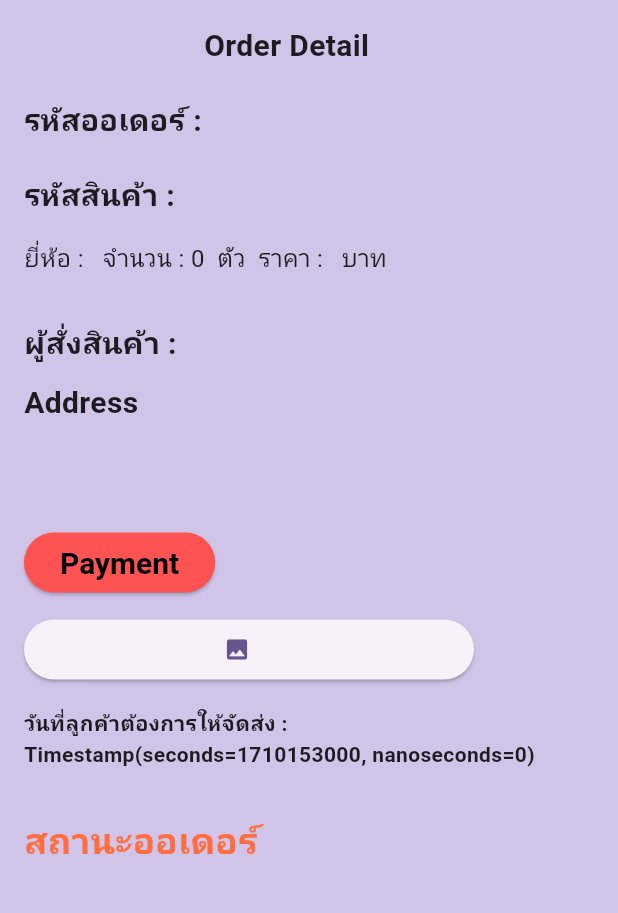
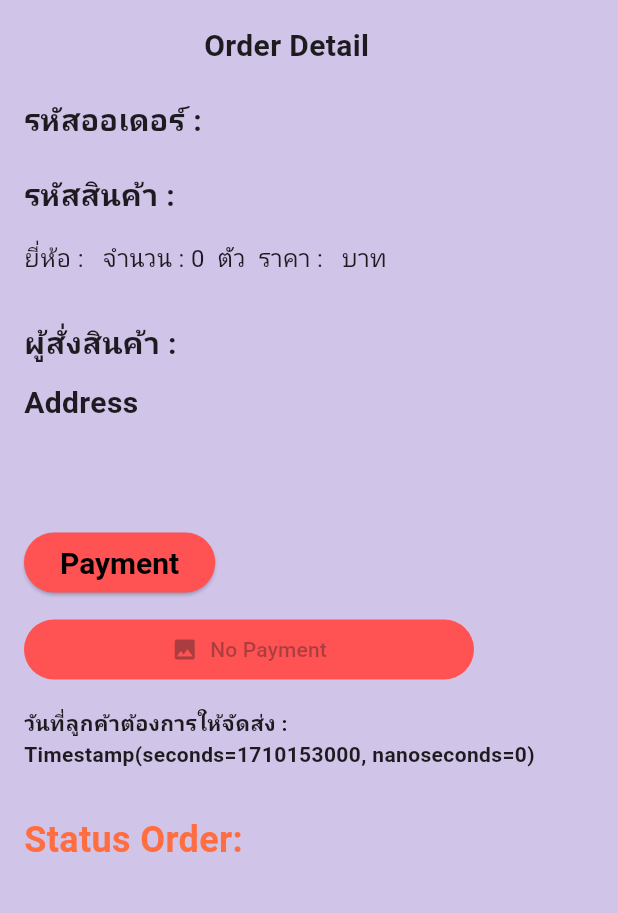
Before and after one commit to Knabi123/Industry_Move, a Flutter app: the Orderdetail screen opened directly with empty values, on a phone screen of 412 x 824 dp, the part 84-997 px from its top. Run offline on Flutter 3.47's test engine with Material 3 defaults, Android fonts, the phone set to English and light mode, and no system bars; our stand-ins replace cloud_firestore, curved_navigation_bar, firebase_auth, firebase_core, firebase_storage, get and 2 more; missing offline and left inert: flutter_facebook_auth; accounts and stored records are empty.

Commit message:
Slipรูปขึ้นละอะไอโง่ฟิคค่าหาแม่มึงหรอ

```diff
--- a/lib/src/orderdetail.dart
+++ b/lib/src/orderdetail.dart
@@ -155,14 +155,30 @@ class _MyOrderState extends State<Orderdetail> {
                 SizedBox(height: 10),
                 ElevatedButton.icon(
                   style: ButtonStyle(
-                      minimumSize: MaterialStateProperty.all(Size(300, 40))),
-                  label: Text('${orderData['Slip']}'),
+                    minimumSize: MaterialStateProperty.all(Size(300, 40)),
+                    backgroundColor: MaterialStateProperty.resolveWith<Color>(
+                        (Set<MaterialState> states) {
+                      if (orderData['Slip'] != '') {
+                        return Color.fromARGB(
+                            255, 255, 255, 255); // ถ้ามี 'Slip' ให้ใช้สีขาว
+                      } else {
+                        return Colors.redAccent; // ถ้าไม่มี 'Slip' ให้ใช้สีแดง
+                      }
+                    }),
+                    // Add padding to the button's icon
+                    padding: MaterialStateProperty.all(
+                        EdgeInsets.symmetric(horizontal: 10)),
+                  ),
+                  label: orderData['Slip'] != ''
+                      ? Text('Click to view payment')
+                      : Text('No Payment'), // ปรับแสดงข้อความของปุ่ม
                   icon: Icon(Icons.image),
-                  onPressed: () async {
-                    String imageURL = await orderData['Slip'];
-                    _showImagePopup(context, imageURL);
-                    // จากนั้นสามารถใช้ imageURL เพื่อแสดงรูปภาพ หรือทำอย่างอื่นต่อไป
-                  },
+                  onPressed: orderData['Slip'] != ''
+                      ? () async {
+                          String imageURL = await orderData['Slip'];
+                          _showImagePopup(context, imageURL);
+                        }
+                      : null, // ปรับให้ปุ่มไม่สามารถกดได้เมื่อไม่มี 'Slip'
                 ),
                 SizedBox(height: 15),
                 Text(
@@ -173,7 +189,7 @@ class _MyOrderState extends State<Orderdetail> {
                 GestureDetector(
                   onTap: () {},
                   child: Text(
-                    'สถานะออเดอร์',
+                    'Status Order: ${orderData['status']}',
                     style: TextStyle(
                         fontSize: 24,
                         fontWeight: FontWeight.bold,
```
Also changed, not shown: lib/src_user/order_detail_user.dart (+5 -12 lines).
